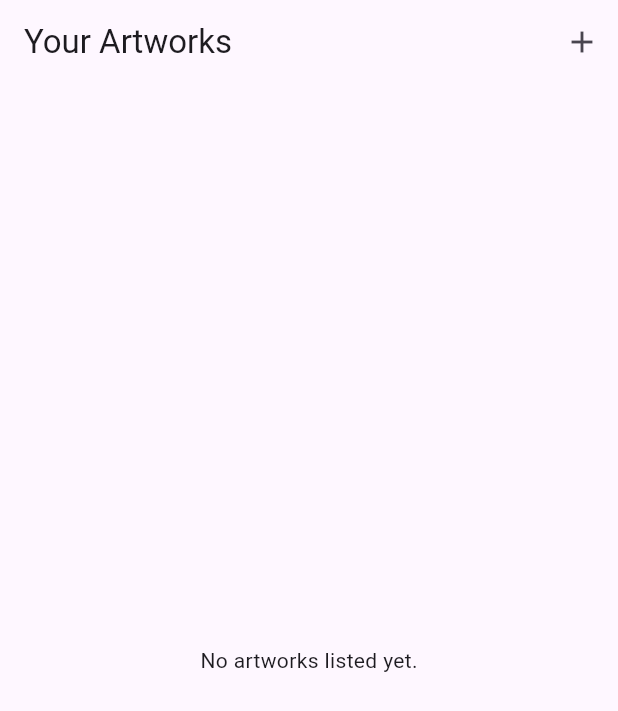
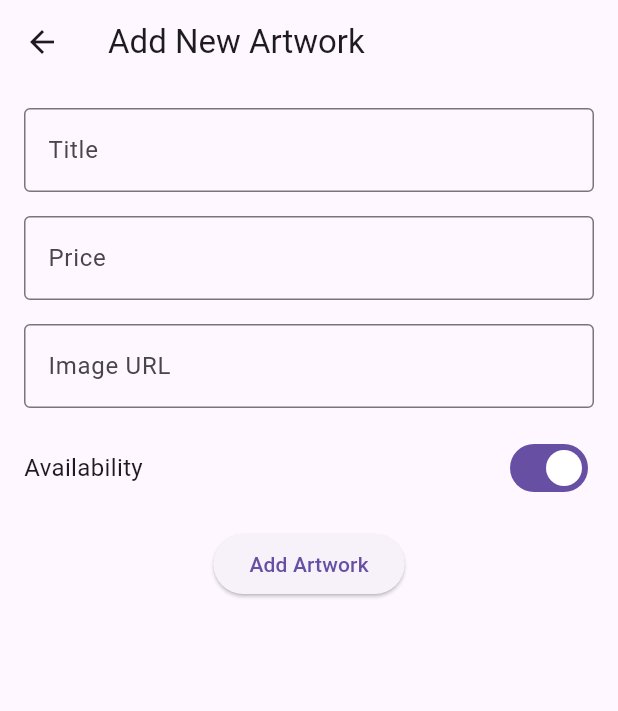
Before and after one commit to emmawalkerMAD2024/PROJ02_Artapp, a Flutter app: the screen it shows after launch, after a tap on the "add" icon, on a phone screen of 412 x 824 dp. Shown: the top 711 px of the screen. Run offline on Flutter 3.47's test engine with Material 3 defaults, Android fonts, the phone set to English and light mode, and no system bars; our stand-ins replace cloud_firestore, firebase_core, firebase_storage; accounts and stored records are empty.

Commit message:
add new artwork page

```diff
--- /dev/null
+++ b/lib/AddArtworkPage.dart
@@ -0,0 +1,144 @@
+import 'package:flutter/material.dart';
+import 'package:cloud_firestore/cloud_firestore.dart';
+
+class AddArtworkPage extends StatefulWidget {
+  final String artistId; // The ID of the logged-in artist
+
+  AddArtworkPage({required this.artistId});
+
+  @override
+  _AddArtworkPageState createState() => _AddArtworkPageState();
+}
+
+class _AddArtworkPageState extends State<AddArtworkPage> {
+  final _formKey = GlobalKey<FormState>();
+  final TextEditingController _titleController = TextEditingController();
+  final TextEditingController _priceController = TextEditingController();
+  final TextEditingController _imageUrlController = TextEditingController();
+  bool _availability = true;
+  bool _isLoading = false;
+
+  Future<void> _addArtwork() async {
+    if (_formKey.currentState!.validate()) {
+      setState(() {
+        _isLoading = true;
+      });
+
+      try {
+        await FirebaseFirestore.instance.collection('artworks').add({
+          'artistId': widget.artistId, // Assign the artist's ID
+          'title': _titleController.text,
+          'price': double.parse(_priceController.text),
+          'imageUrl': _imageUrlController.text,
+          'availability': _availability,
+          'createdAt': FieldValue.serverTimestamp(), // Add timestamp for sorting
+        });
+
+        ScaffoldMessenger.of(context).showSnackBar(
+          SnackBar(content: Text('Artwork added successfully!')),
+        );
+        Navigator.pop(context); // Return to the previous page
+      } catch (error) {
+        ScaffoldMessenger.of(context).showSnackBar(
+          SnackBar(content: Text('Failed to add artwork: $error')),
+        );
+      } finally {
+        setState(() {
+          _isLoading = false;
+        });
+      }
+    }
+  }
+
+  @override
+  Widget build(BuildContext context) {
+    return Scaffold(
+      appBar: AppBar(
+        title: Text('Add New Artwork'),
+      ),
+      body: _isLoading
+          ? Center(child: CircularProgressIndicator())
+          : Padding(
+              padding: const EdgeInsets.all(16.0),
+              child: Form(
+                key: _formKey,
+                child: Column(
+                  crossAxisAlignment: CrossAxisAlignment.start,
+                  children: [
+                    TextFormField(
+                      controller: _titleController,
+                      decoration: InputDecoration(
+                        labelText: 'Title',
+                        border: OutlineInputBorder(),
+                      ),
+                      validator: (value) {
+                        if (value == null || value.isEmpty) {
+                          return 'Please enter a title';
+                        }
+                        return null;
+                      },
+                    ),
+                    SizedBox(height: 16),
+                    TextFormField(
+                      controller: _priceController,
+                      decoration: InputDecoration(
+                        labelText: 'Price',
+                        border: OutlineInputBorder(),
+                      ),
+                      keyboardType: TextInputType.number,
+                      validator: (value) {
+                        if (value == null || value.isEmpty) {
+                          return 'Please enter a price';
+                        }
+                        if (double.tryParse(value) == null) {
+                          return 'Please enter a valid number';
+                        }
+                        return null;
+                      },
+                    ),
+                    SizedBox(height: 16),
+                    TextFormField(
+                      controller: _imageUrlController,
+                      decoration: InputDecoration(
+                        labelText: 'Image URL',
+                        border: OutlineInputBorder(),
+                      ),
+                      validator: (value) {
+                        if (value == null || value.isEmpty) {
+                          return 'Please enter an image URL';
+                        }
+                        return null;
+                      },
+                    ),
+                    SizedBox(height: 16),
+                    Row(
+                      mainAxisAlignment: MainAxisAlignment.spaceBetween,
+                      children: [
+                        Text(
+                          'Availability',
+                          style: TextStyle(fontSize: 16),
+                        ),
+                        Switch(
+                          value: _availability,
+                          onChanged: (value) {
+                            setState(() {
+                              _availability = value;
+                            });
+                          },
+                        ),
+                      ],
+                    ),
+                    SizedBox(height: 16),
+                    Center(
+                      child: ElevatedButton(
+                        onPressed: _addArtwork,
+                        child: Text('Add Artwork'),
+                      ),
+                    ),
+                  ],
+                ),
+              ),
+            ),
+    );
+  }
+}
--- a/lib/ArtistWorksListedPage.dart
+++ b/lib/ArtistWorksListedPage.dart
@@ -1,6 +1,7 @@
 import 'package:flutter/material.dart';
 import 'package:cloud_firestore/cloud_firestore.dart';
 import 'package:firebase_storage/firebase_storage.dart';
+import 'package:p2_artapp/AddArtworkPage.dart';
 import 'package:p2_artapp/EditArtworkPage.dart';
 
 
@@ -31,7 +32,12 @@ class ArtistWorksListedPage extends StatelessWidget {
           IconButton(
             icon: Icon(Icons.add),
             onPressed: () {
-              Navigator.pushNamed(context, '/uploadArtwork'); // Navigate to the upload page
+              Navigator.push(
+              context,
+              MaterialPageRoute(
+                builder: (context) => AddArtworkPage(artistId: artistId),
+              )
+              );  // Navigate to the upload page
             },
           ),
         ],
@@ -99,7 +105,7 @@ class ArtistWorksListedPage extends StatelessWidget {
                             Navigator.push(
                               context,
                               MaterialPageRoute(
-                                builder: (context) => EditArtworkPage(artworkId:artworkId ),
+                                builder: (context) => EditArtworkPage(artworkId:artworkId),
                               ),
                               );
                           },
--- a/lib/main.dart
+++ b/lib/main.dart
@@ -1,6 +1,5 @@
 import 'package:firebase_core/firebase_core.dart';
 import 'package:flutter/material.dart';
-import 'package:p2_artapp/EditArtworkPage.dart';
 import 'ArtistWorksListedPage.dart';
 
 Future<void> main() async {
@@ -17,7 +16,7 @@
       title: 'Artworks App',
       theme: ThemeData(primarySwatch: Colors.blue),
       routes: {
-        '/editArtwork': (context) => EditArtworkPage(artworkId: '',),
+
       },
       home: ArtistWorksListedPage(artistId: '101'),
     );
```
